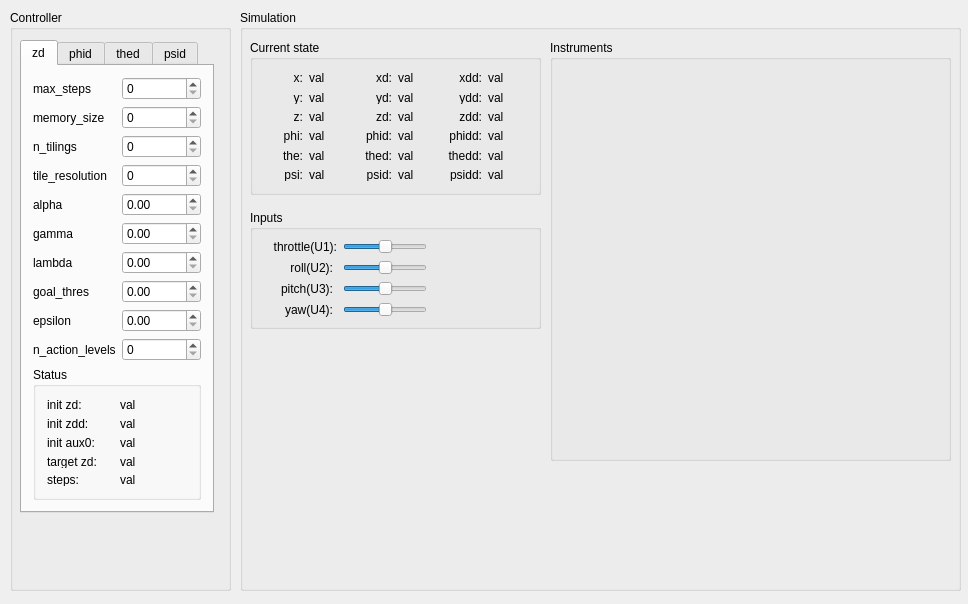
First picture: the form in main_app_ui.ui, repository ptitzlabs/qdrone-qt, before the edit.
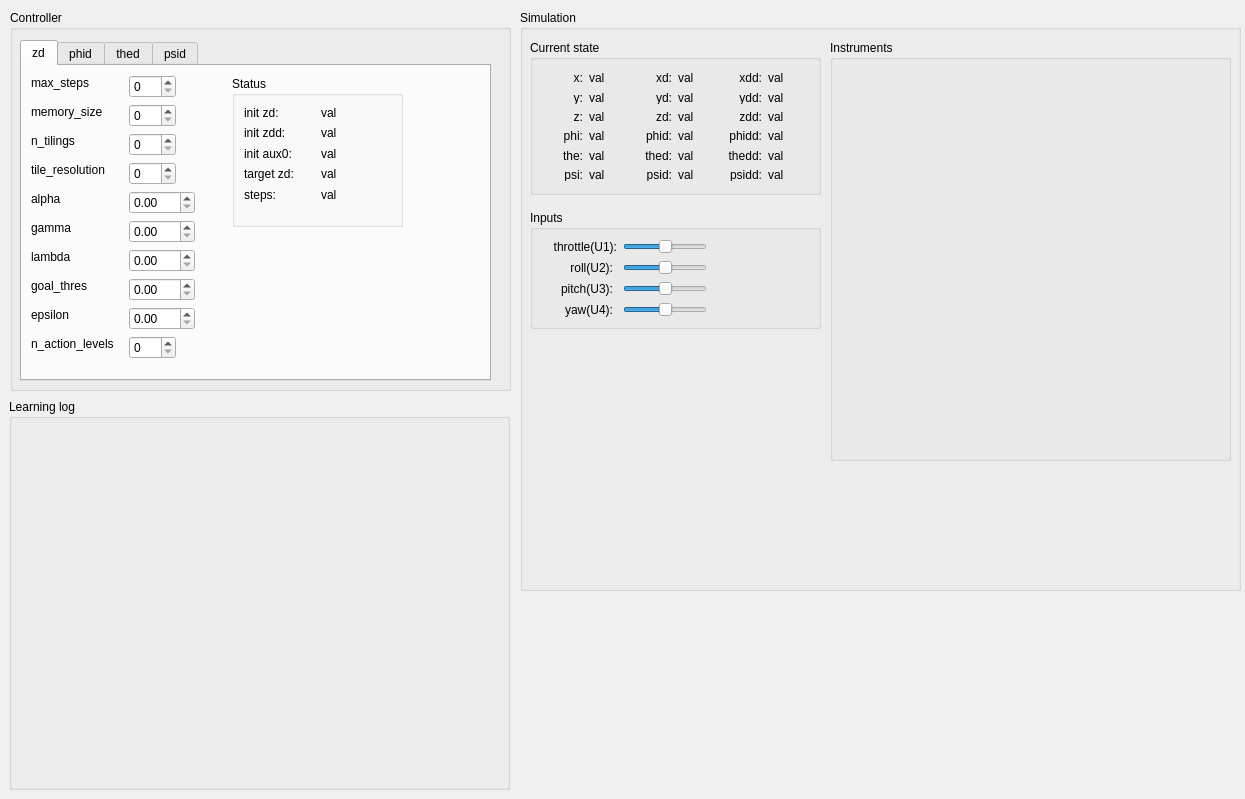
Second picture: the form after the edit. Custom widgets are drawn as their Qt base class.

```diff
--- a/main_app_ui.ui
+++ b/main_app_ui.ui
@@ -9,8 +9,8 @@
    <rect>
     <x>0</x>
     <y>0</y>
-    <width>968</width>
-    <height>604</height>
+    <width>1245</width>
+    <height>799</height>
    </rect>
   </property>
   <property name="windowTitle">
@@ -22,8 +22,8 @@
      <rect>
       <x>10</x>
       <y>10</y>
-      <width>221</width>
-      <height>581</height>
+      <width>501</width>
+      <height>381</height>
      </rect>
     </property>
     <property name="title">
@@ -34,8 +34,8 @@
       <rect>
        <x>10</x>
        <y>30</y>
-       <width>194</width>
-       <height>473</height>
+       <width>471</width>
+       <height>341</height>
       </rect>
      </property>
      <property name="currentIndex">
@@ -45,187 +45,379 @@
       <attribute name="title">
        <string>zd</string>
       </attribute>
-      <layout class="QGridLayout" name="gridLayout">
-       <item row="0" column="0">
         <widget class="QLabel" name="label">
+       <property name="geometry">
+        <rect>
+         <x>9</x>
+         <y>9</y>
+         <width>65</width>
+         <height>16</height>
+        </rect>
+       </property>
          <property name="text">
           <string>max_steps</string>
          </property>
         </widget>
-       </item>
-       <item row="0" column="1">
-        <widget class="QSpinBox" name="spinBox"/>
-       </item>
-       <item row="1" column="0">
+      <widget class="QSpinBox" name="spinBox">
+       <property name="geometry">
+        <rect>
+         <x>107</x>
+         <y>9</y>
+         <width>47</width>
+         <height>23</height>
+        </rect>
+       </property>
+      </widget>
         <widget class="QLabel" name="label_2">
+       <property name="geometry">
+        <rect>
+         <x>9</x>
+         <y>38</y>
+         <width>80</width>
+         <height>16</height>
+        </rect>
+       </property>
          <property name="text">
           <string>memory_size</string>
          </property>
         </widget>
-       </item>
-       <item row="1" column="1">
-        <widget class="QSpinBox" name="spinBox_2"/>
-       </item>
-       <item row="2" column="0">
+      <widget class="QSpinBox" name="spinBox_2">
+       <property name="geometry">
+        <rect>
+         <x>107</x>
+         <y>38</y>
+         <width>47</width>
+         <height>23</height>
+        </rect>
+       </property>
+      </widget>
         <widget class="QLabel" name="label_3">
+       <property name="geometry">
+        <rect>
+         <x>9</x>
+         <y>67</y>
+         <width>50</width>
+         <height>16</height>
+        </rect>
+       </property>
          <property name="text">
           <string>n_tilings</string>
          </property>
         </widget>
-       </item>
-       <item row="2" column="1">
-        <widget class="QSpinBox" name="spinBox_3"/>
-       </item>
-       <item row="3" column="1">
-        <widget class="QSpinBox" name="spinBox_4"/>
-       </item>
-       <item row="4" column="1">
-        <widget class="QDoubleSpinBox" name="doubleSpinBox"/>
-       </item>
-       <item row="3" column="0">
+      <widget class="QSpinBox" name="spinBox_3">
+       <property name="geometry">
+        <rect>
+         <x>107</x>
+         <y>67</y>
+         <width>47</width>
+         <height>23</height>
+        </rect>
+       </property>
+      </widget>
+      <widget class="QSpinBox" name="spinBox_4">
+       <property name="geometry">
+        <rect>
+         <x>107</x>
+         <y>96</y>
+         <width>47</width>
+         <height>23</height>
+        </rect>
+       </property>
+      </widget>
+      <widget class="QDoubleSpinBox" name="doubleSpinBox">
+       <property name="geometry">
+        <rect>
+         <x>107</x>
+         <y>125</y>
+         <width>66</width>
+         <height>23</height>
+        </rect>
+       </property>
+      </widget>
         <widget class="QLabel" name="label_4">
+       <property name="geometry">
+        <rect>
+         <x>9</x>
+         <y>96</y>
+         <width>85</width>
+         <height>16</height>
+        </rect>
+       </property>
          <property name="text">
           <string>tile_resolution</string>
          </property>
         </widget>
-       </item>
-       <item row="5" column="1">
-        <widget class="QDoubleSpinBox" name="doubleSpinBox_2"/>
-       </item>
-       <item row="4" column="0">
+      <widget class="QDoubleSpinBox" name="doubleSpinBox_2">
+       <property name="geometry">
+        <rect>
+         <x>107</x>
+         <y>154</y>
+         <width>66</width>
+         <height>23</height>
+        </rect>
+       </property>
+      </widget>
         <widget class="QLabel" name="label_5">
+       <property name="geometry">
+        <rect>
+         <x>9</x>
+         <y>125</y>
+         <width>34</width>
+         <height>16</height>
+        </rect>
+       </property>
          <property name="text">
           <string>alpha</string>
          </property>
         </widget>
-       </item>
-       <item row="6" column="1">
-        <widget class="QDoubleSpinBox" name="doubleSpinBox_3"/>
-       </item>
-       <item row="6" column="0">
+      <widget class="QDoubleSpinBox" name="doubleSpinBox_3">
+       <property name="geometry">
+        <rect>
+         <x>107</x>
+         <y>183</y>
+         <width>66</width>
+         <height>23</height>
+        </rect>
+       </property>
+      </widget>
         <widget class="QLabel" name="label_7">
+       <property name="geometry">
+        <rect>
+         <x>9</x>
+         <y>183</y>
+         <width>45</width>
+         <height>16</height>
+        </rect>
+       </property>
          <property name="text">
           <string>lambda</string>
          </property>
         </widget>
-       </item>
-       <item row="5" column="0">
         <widget class="QLabel" name="label_6">
+       <property name="geometry">
+        <rect>
+         <x>9</x>
+         <y>154</y>
+         <width>46</width>
+         <height>16</height>
+        </rect>
+       </property>
          <property name="text">
           <string>gamma</string>
          </property>
         </widget>
-       </item>
-       <item row="7" column="0">
         <widget class="QLabel" name="label_8">
+       <property name="geometry">
+        <rect>
+         <x>9</x>
+         <y>212</y>
+         <width>63</width>
+         <height>16</height>
+        </rect>
+       </property>
          <property name="text">
           <string>goal_thres</string>
          </property>
         </widget>
-       </item>
-       <item row="7" column="1">
-        <widget class="QDoubleSpinBox" name="doubleSpinBox_4"/>
-       </item>
-       <item row="8" column="0">
+      <widget class="QDoubleSpinBox" name="doubleSpinBox_4">
+       <property name="geometry">
+        <rect>
+         <x>107</x>
+         <y>212</y>
+         <width>66</width>
+         <height>23</height>
+        </rect>
+       </property>
+      </widget>
         <widget class="QLabel" name="label_9">
+       <property name="geometry">
+        <rect>
+         <x>9</x>
+         <y>241</y>
+         <width>43</width>
+         <height>16</height>
+        </rect>
+       </property>
          <property name="text">
           <string>epsilon</string>
          </property>
         </widget>
-       </item>
-       <item row="8" column="1">
-        <widget class="QDoubleSpinBox" name="doubleSpinBox_5"/>
-       </item>
-       <item row="9" column="0">
+      <widget class="QDoubleSpinBox" name="doubleSpinBox_5">
+       <property name="geometry">
+        <rect>
+         <x>107</x>
+         <y>241</y>
+         <width>66</width>
+         <height>23</height>
+        </rect>
+       </property>
+      </widget>
         <widget class="QLabel" name="label_10">
+       <property name="geometry">
+        <rect>
+         <x>9</x>
+         <y>270</y>
+         <width>92</width>
+         <height>16</height>
+        </rect>
+       </property>
          <property name="text">
           <string>n_action_levels</string>
          </property>
         </widget>
-       </item>
-       <item row="9" column="1">
-        <widget class="QSpinBox" name="spinBox_5"/>
-       </item>
-       <item row="10" column="0" colspan="2">
+      <widget class="QSpinBox" name="spinBox_5">
+       <property name="geometry">
+        <rect>
+         <x>107</x>
+         <y>270</y>
+         <width>47</width>
+         <height>23</height>
+        </rect>
+       </property>
+      </widget>
         <widget class="QGroupBox" name="groupBox_6">
+       <property name="geometry">
+        <rect>
+         <x>210</x>
+         <y>10</y>
+         <width>171</width>
+         <height>151</height>
+        </rect>
+       </property>
          <property name="title">
           <string>Status</string>
          </property>
-         <layout class="QGridLayout" name="gridLayout_3">
-          <item row="0" column="0">
            <widget class="QLabel" name="label_21">
+        <property name="geometry">
+         <rect>
+          <x>12</x>
+          <y>29</y>
+          <width>41</width>
+          <height>16</height>
+         </rect>
+        </property>
             <property name="text">
              <string>init zd:</string>
             </property>
            </widget>
-          </item>
-          <item row="0" column="1">
            <widget class="QLabel" name="init_zd_val">
+        <property name="geometry">
+         <rect>
+          <x>89</x>
+          <y>29</y>
+          <width>71</width>
+          <height>16</height>
+         </rect>
+        </property>
             <property name="text">
              <string>val</string>
             </property>
            </widget>
-          </item>
-          <item row="1" column="0">
            <widget class="QLabel" name="label_25">
+        <property name="geometry">
+         <rect>
+          <x>12</x>
+          <y>49</y>
+          <width>49</width>
+          <height>16</height>
+         </rect>
+        </property>
             <property name="text">
              <string>init zdd:</string>
             </property>
            </widget>
-          </item>
-          <item row="1" column="1">
            <widget class="QLabel" name="init_zdd_val">
+        <property name="geometry">
+         <rect>
+          <x>89</x>
+          <y>49</y>
+          <width>71</width>
+          <height>16</height>
+         </rect>
+        </property>
             <property name="text">
              <string>val</string>
             </property>
            </widget>
-          </item>
-          <item row="2" column="0">
            <widget class="QLabel" name="label_22">
+        <property name="geometry">
+         <rect>
+          <x>12</x>
+          <y>70</y>
+          <width>57</width>
+          <height>16</height>
+         </rect>
+        </property>
             <property name="text">
              <string>init aux0:</string>
             </property>
            </widget>
-          </item>
-          <item row="2" column="1">
            <widget class="QLabel" name="init_aux0_val">
+        <property name="geometry">
+         <rect>
+          <x>89</x>
+          <y>70</y>
+          <width>71</width>
+          <height>16</height>
+         </rect>
+        </property>
             <property name="text">
              <string>val</string>
             </property>
            </widget>
-          </item>
-          <item row="3" column="0">
            <widget class="QLabel" name="label_24">
+        <property name="geometry">
+         <rect>
+          <x>12</x>
+          <y>90</y>
+          <width>59</width>
+          <height>16</height>
+         </rect>
+        </property>
             <property name="text">
              <string>target zd:</string>
             </property>
            </widget>
-          </item>
-          <item row="3" column="1">
            <widget class="QLabel" name="target_zd_val">
+        <property name="geometry">
+         <rect>
+          <x>89</x>
+          <y>90</y>
+          <width>71</width>
+          <height>16</height>
+         </rect>
+        </property>
             <property name="text">
              <string>val</string>
             </property>
            </widget>
-          </item>
-          <item row="4" column="0">
            <widget class="QLabel" name="label_26">
+        <property name="geometry">
+         <rect>
+          <x>12</x>
+          <y>111</y>
+          <width>37</width>
+          <height>16</height>
+         </rect>
+        </property>
             <property name="text">
              <string>steps:</string>
             </property>
            </widget>
-          </item>
-          <item row="4" column="1">
            <widget class="QLabel" name="steps_zd_val">
+        <property name="geometry">
+         <rect>
+          <x>89</x>
+          <y>111</y>
+          <width>71</width>
+          <height>16</height>
+         </rect>
+        </property>
             <property name="text">
              <string>val</string>
             </property>
            </widget>
-          </item>
-         </layout>
-        </widget>
-       </item>
-      </layout>
+      </widget>
      </widget>
      <widget class="QWidget" name="tab_2">
       <attribute name="title">
@@ -249,7 +441,7 @@
    <widget class="QGroupBox" name="groupBox_2">
     <property name="geometry">
      <rect>
-      <x>240</x>
+      <x>520</x>
       <y>10</y>
       <width>721</width>
       <height>581</height>
@@ -815,12 +1007,27 @@
       </property>
      </widget>
     </widget>
-    <zorder>groupBox_3</zorder>
-    <zorder>groupBox_5</zorder>
-    <zorder>groupBox_4</zorder>
-    <zorder>render_widget</zorder>
-    <zorder>label_23</zorder>
-    <zorder>render_widget</zorder>
+   </widget>
+   <widget class="QGroupBox" name="groupBox_7">
+    <property name="geometry">
+     <rect>
+      <x>9</x>
+      <y>399</y>
+      <width>501</width>
+      <height>391</height>
+     </rect>
+    </property>
+    <property name="title">
+     <string>Learning log</string>
+    </property>
+    <layout class="QVBoxLayout" name="verticalLayout">
+     <item>
+      <widget class="QCustomPlot" name="plot_state_stated" native="true"/>
+     </item>
+     <item>
+      <widget class="QCustomPlot" name="plot_state_t" native="true"/>
+     </item>
+    </layout>
    </widget>
   </widget>
  </widget>
@@ -832,6 +1039,12 @@
    <header location="global">gl_widget.h</header>
    <container>1</container>
   </customwidget>
+  <customwidget>
+   <class>QCustomPlot</class>
+   <extends>QWidget</extends>
+   <header>qcustomplot.h</header>
+   <container>1</container>
+  </customwidget>
  </customwidgets>
  <resources/>
  <connections/>
```
Left out of the diff: 2 changed lines with no effect on the pictures. Lines whose indentation alone changed are shown as unchanged.
